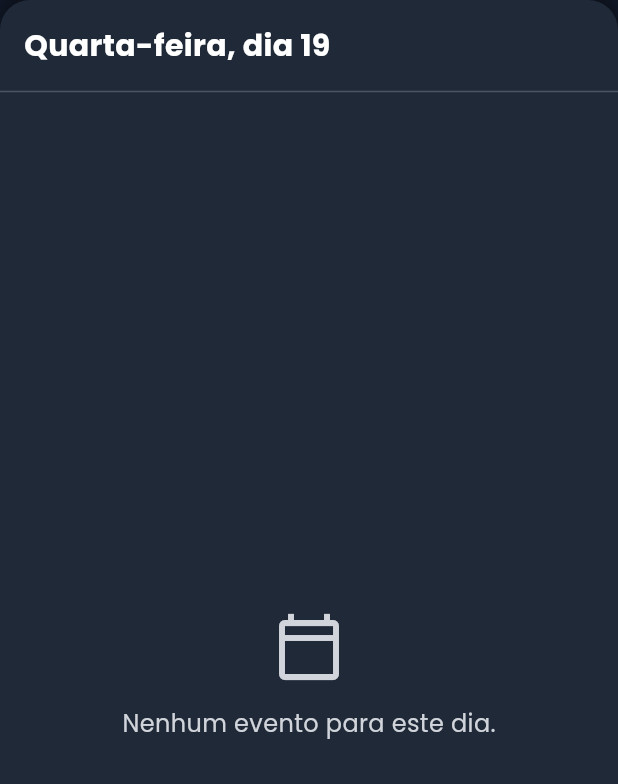
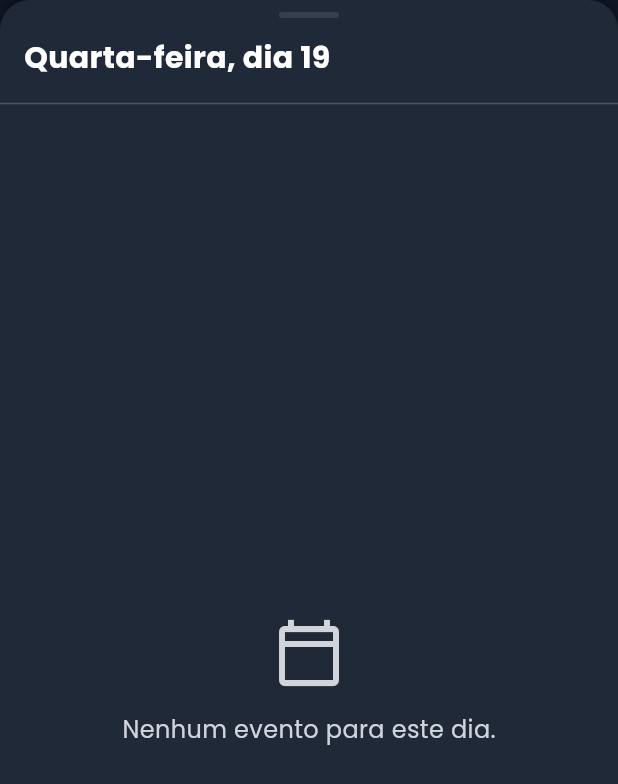
Before and after one commit to gmalickovski/sincroapp_flutter, a Flutter app: the DayDetailPanel widget shown alone on an empty page, opened directly with empty values, on a phone screen of 412 x 824 dp. Shown: the top 784 px of the screen. Run offline on Flutter 3.47's test engine with Material 3 defaults, Android fonts, the phone set to English and light mode, and no system bars; our stand-ins replace cloud_firestore, cloud_functions, equatable, firebase_ai, firebase_auth, firebase_core and 9 more; missing offline and left inert: firebase_app_check; accounts and stored records are empty.

Commit message:
nova atualização na pagina do calendario

```diff
--- a/lib/features/calendar/presentation/widgets/day_detail_panel.dart
+++ b/lib/features/calendar/presentation/widgets/day_detail_panel.dart
@@ -74,8 +74,23 @@ class DayDetailPanel extends StatelessWidget {
       child: Column(
         crossAxisAlignment: CrossAxisAlignment.start,
         children: [
+          // --- INÍCIO DA MUDANÇA: Adiciona o "Drag Handle" ---
+          // Este é o traço visual que indica que o painel é arrastável.
+          Center(
+            child: Container(
+              width: 40,
+              height: 4,
+              margin: const EdgeInsets.only(top: 8.0, bottom: 12.0),
+              decoration: BoxDecoration(
+                color: AppColors.border.withValues(alpha: 0.5),
+                borderRadius: BorderRadius.circular(2),
+              ),
+            ),
+          ),
+          // --- FIM DA MUDANÇA ---
           Padding(
-            padding: const EdgeInsets.fromLTRB(16, 16, 16, 0),
+            padding: const EdgeInsets.fromLTRB(
+                16, 0, 16, 0), // Padding superior removido
             child: Row(
               mainAxisAlignment: MainAxisAlignment.spaceBetween,
               children: [
```
Also changed, not shown: lib/features/calendar/presentation/calendar_screen.dart (+16 -23 lines).
